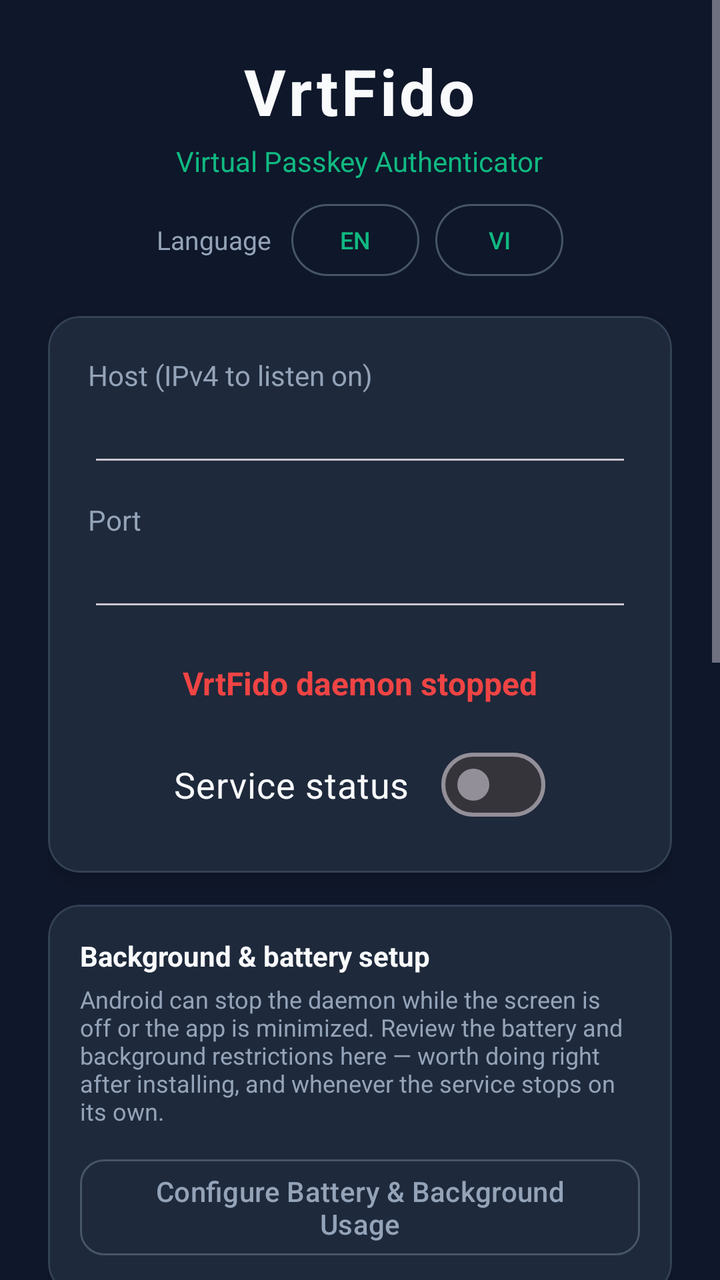
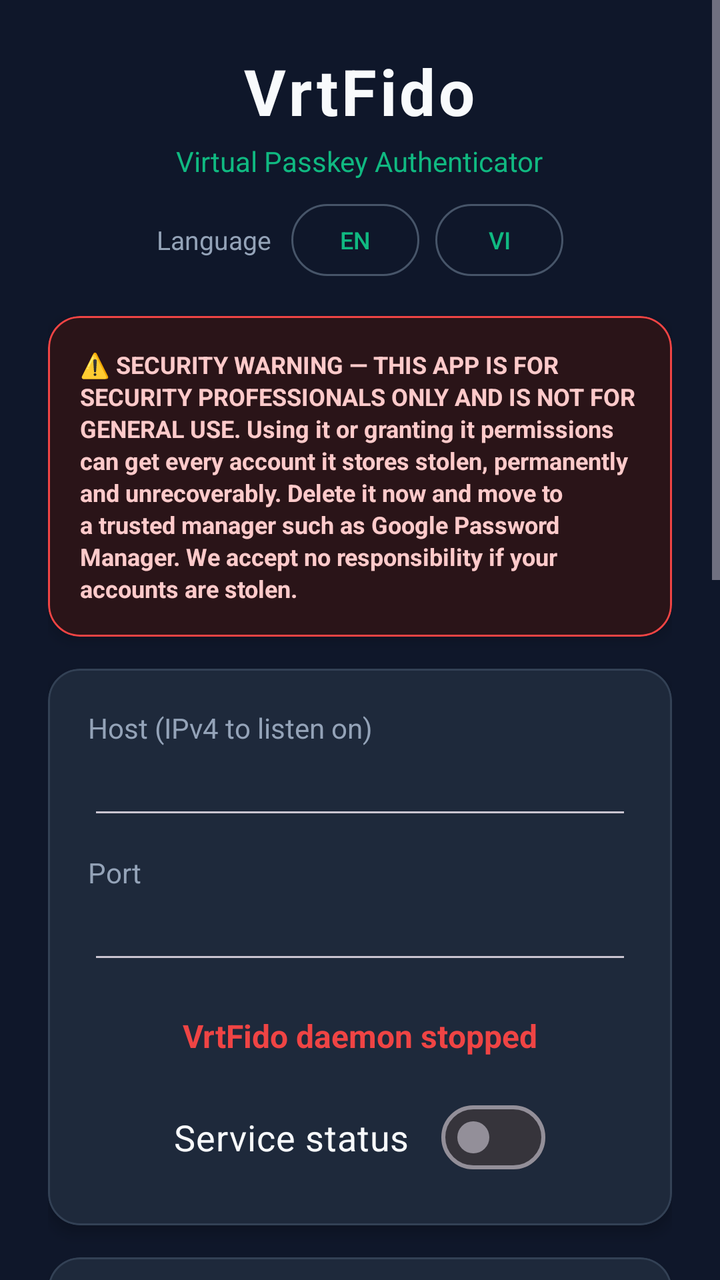

The first picture is an Android layout as it rendered before a commit; the second is the same layout after the commit. The layout source and the unified diff follow.
<!-- AndroidManifest.xml: application theme Theme.Vrtfido -->
<!-- res/layout/activity_main.xml -->
<?xml version="1.0" encoding="utf-8"?>
<ScrollView xmlns:android="http://schemas.android.com/apk/res/android"
    xmlns:app="http://schemas.android.com/apk/res-auto"
    android:layout_width="match_parent"
    android:layout_height="match_parent"
    android:background="@color/background_dark"
    android:fillViewport="true">

    <LinearLayout
        android:layout_width="match_parent"
        android:layout_height="wrap_content"
        android:orientation="vertical"
        android:gravity="center"
        android:padding="24dp">

        
        <TextView
            android:layout_width="wrap_content"
            android:layout_height="wrap_content"
            android:text="VrtFido"
            android:textColor="@color/text_primary"
            android:textSize="32sp"
            android:textStyle="bold"
            android:letterSpacing="0.05" />

        <TextView
            android:layout_width="wrap_content"
            android:layout_height="wrap_content"
            android:text="@string/app_tagline"
            android:textColor="@color/primary"
            android:textSize="14sp"
            android:layout_marginTop="4dp"
            android:layout_marginBottom="12dp" />

        
        <LinearLayout
            android:layout_width="wrap_content"
            android:layout_height="wrap_content"
            android:orientation="horizontal"
            android:gravity="center_vertical"
            android:layout_marginBottom="20dp">

            <TextView
                android:layout_width="wrap_content"
                android:layout_height="wrap_content"
                android:text="@string/language_label"
                android:textColor="@color/text_secondary"
                android:textSize="13sp"
                android:layout_marginEnd="10dp" />

            <com.google.android.material.button.MaterialButton
                android:id="@+id/btn_lang_en"
                style="@style/Widget.Material3.Button.OutlinedButton"
                android:layout_width="wrap_content"
                android:layout_height="36dp"
                android:minWidth="64dp"
                android:insetTop="0dp"
                android:insetBottom="0dp"
                android:text="@string/language_en"
                android:textSize="12sp"
                app:cornerRadius="18dp"
                app:strokeColor="#475569" />

            <com.google.android.material.button.MaterialButton
                android:id="@+id/btn_lang_vi"
                style="@style/Widget.Material3.Button.OutlinedButton"
                android:layout_width="wrap_content"
                android:layout_height="36dp"
                android:minWidth="64dp"
                android:insetTop="0dp"
                android:insetBottom="0dp"
                android:text="@string/language_vi"
                android:textSize="12sp"
                app:cornerRadius="18dp"
                app:strokeColor="#475569"
                android:layout_marginStart="8dp" />
        </LinearLayout>

        
        <com.google.android.material.card.MaterialCardView
            android:layout_width="match_parent"
            android:layout_height="wrap_content"
            app:cardBackgroundColor="@color/surface_dark"
            app:cardCornerRadius="16dp"
            app:cardElevation="4dp"
            app:strokeWidth="1dp"
            app:strokeColor="#334155"
            android:layout_marginBottom="16dp">

            <LinearLayout
                android:layout_width="match_parent"
                android:layout_height="wrap_content"
                android:orientation="vertical"
                android:padding="20dp"
                android:gravity="center">

                <TextView
                    android:layout_width="match_parent"
                    android:layout_height="wrap_content"
                    android:text="@string/bind_host"
                    android:textColor="@color/text_secondary" />
                <EditText
                    android:id="@+id/edit_host"
                    android:layout_width="match_parent"
                    android:layout_height="wrap_content"
                    android:singleLine="true"
                    android:inputType="textNoSuggestions"
                    android:textColor="@color/text_primary"
                    android:layout_marginBottom="12dp" />
                <TextView
                    android:layout_width="match_parent"
                    android:layout_height="wrap_content"
                    android:text="@string/bind_port"
                    android:textColor="@color/text_secondary" />
                <EditText
                    android:id="@+id/edit_port"
                    android:layout_width="match_parent"
                    android:layout_height="wrap_content"
                    android:singleLine="true"
                    android:inputType="number"
                    android:textColor="@color/text_primary"
                    android:layout_marginBottom="20dp" />

                <TextView
                    android:id="@+id/tv_status"
                    android:layout_width="wrap_content"
                    android:layout_height="wrap_content"
                    android:text="@string/service_stopped"
                    android:textColor="@color/status_red"
                    android:textSize="16sp"
                    android:textStyle="bold"
                    android:layout_marginBottom="16dp" />

                <com.google.android.material.materialswitch.MaterialSwitch
                    android:id="@+id/switch_service"
                    android:layout_width="wrap_content"
                    android:layout_height="wrap_content"
                    android:text="@string/status_label"
                    android:textColor="@color/text_primary"
                    android:textSize="18sp" />

            </LinearLayout>
        </com.google.android.material.card.MaterialCardView>

        
        <com.google.android.material.card.MaterialCardView
            android:id="@+id/card_battery_warning"
            android:layout_width="match_parent"
            android:layout_height="wrap_content"
            app:cardBackgroundColor="@color/surface_dark"
            app:cardCornerRadius="16dp"
            app:cardElevation="4dp"
            app:strokeWidth="1dp"
            app:strokeColor="#334155"
            android:layout_marginBottom="16dp">

            <LinearLayout
                android:layout_width="match_parent"
                android:layout_height="wrap_content"
                android:orientation="vertical"
                android:padding="16dp">

                <TextView
                    android:id="@+id/tv_battery_title"
                    android:layout_width="match_parent"
                    android:layout_height="wrap_content"
                    android:text="@string/battery_warning_title"
                    android:textColor="@color/text_primary"
                    android:textSize="14sp"
                    android:textStyle="bold"
                    android:layout_marginBottom="4dp" />

                <TextView
                    android:id="@+id/tv_battery_desc"
                    android:layout_width="match_parent"
                    android:layout_height="wrap_content"
                    android:text="@string/battery_warning_desc"
                    android:textColor="@color/text_secondary"
                    android:textSize="12sp"
                    android:layout_marginBottom="12dp" />

                <com.google.android.material.button.MaterialButton
                    android:id="@+id/btn_battery_settings"
                    style="@style/Widget.Material3.Button.OutlinedButton"
                    android:layout_width="match_parent"
                    android:layout_height="56dp"
                    android:text="@string/battery_settings_btn"
                    android:textColor="@color/text_secondary"
                    android:textSize="14sp"
                    app:cornerRadius="12dp"
                    app:strokeColor="#475569" />

            </LinearLayout>
        </com.google.android.material.card.MaterialCardView>

        
        <com.google.android.material.card.MaterialCardView
            android:layout_width="match_parent"
            android:layout_height="wrap_content"
            app:cardBackgroundColor="@color/surface_dark"
            app:cardCornerRadius="16dp"
            app:cardElevation="4dp"
            app:strokeWidth="1dp"
            app:strokeColor="#334155"
            android:layout_marginBottom="16dp">

            <LinearLayout
                android:layout_width="match_parent"
                android:layout_height="wrap_content"
                android:orientation="vertical"
                android:padding="20dp">

                <TextView
                    android:layout_width="match_parent"
                    android:layout_height="wrap_content"
                    android:text="@string/params_title"
                    android:textColor="@color/primary"
                    android:textSize="15sp"
                    android:textStyle="bold"
                    android:layout_marginBottom="12dp" />

                <TextView
                    android:layout_width="match_parent"
                    android:layout_height="wrap_content"
                    android:text="@string/database_label"
                    android:textColor="@color/text_secondary" />
                
                <LinearLayout
                    android:layout_width="match_parent"
                    android:layout_height="wrap_content"
                    android:orientation="horizontal"
                    android:gravity="center_vertical"
                    android:layout_marginBottom="12dp">

                    <EditText
                        android:id="@+id/edit_database"
                        android:layout_width="0dp"
                        android:layout_weight="1"
                        android:layout_height="wrap_content"
                        android:singleLine="true"
                        android:inputType="textPassword|textNoSuggestions"
                        android:textColor="@color/text_primary"
                        android:hint="@string/database_hint" />

                    <ImageButton
                        android:id="@+id/btn_toggle_database"
                        android:layout_width="48dp"
                        android:layout_height="48dp"
                        android:background="?attr/selectableItemBackgroundBorderless"
                        android:padding="12dp"
                        android:scaleType="fitCenter"
                        android:src="@drawable/ic_eye"
                        android:contentDescription="@string/database_toggle_show" />
                </LinearLayout>

                
                <com.google.android.material.textfield.TextInputLayout
                    android:id="@+id/layout_db_type"
                    style="@style/Widget.Material3.TextInputLayout.OutlinedBox"
                    android:layout_width="match_parent"
                    android:layout_height="wrap_content"
                    android:layout_marginBottom="12dp"
                    android:hint="@string/db_type_label"
                    app:endIconContentDescription="@string/db_type_pick"
                    app:endIconDrawable="@drawable/ic_dropdown"
                    app:endIconMode="custom">

                    <com.google.android.material.textfield.TextInputEditText
                        android:id="@+id/edit_db_type"
                        android:layout_width="match_parent"
                        android:layout_height="wrap_content"
                        android:clickable="true"
                        android:cursorVisible="false"
                        android:focusable="false"
                        android:inputType="none"
                        android:textColor="@color/text_primary" />
                </com.google.android.material.textfield.TextInputLayout>

                <TextView
                    android:layout_width="match_parent"
                    android:layout_height="wrap_content"
                    android:text="@string/auth_token_label"
                    android:textColor="@color/text_secondary" />
                <EditText
                    android:id="@+id/edit_auth_token"
                    android:layout_width="match_parent"
                    android:layout_height="wrap_content"
                    android:singleLine="true"
                    android:inputType="textNoSuggestions"
                    android:textColor="@color/text_primary"
                    android:hint="@string/auth_token_hint"
                    android:layout_marginBottom="8dp" />

                <com.google.android.material.checkbox.MaterialCheckBox
                    android:id="@+id/check_debug"
                    android:layout_width="match_parent"
                    android:layout_height="wrap_content"
                    android:text="@string/flag_debug"
                    android:textColor="@color/text_primary" />

            </LinearLayout>
        </com.google.android.material.card.MaterialCardView>

        
        <com.google.android.material.button.MaterialButton
            android:id="@+id/btn_open_web"
            android:layout_width="match_parent"
            android:layout_height="56dp"
            android:text="@string/open_web_ui"
            android:textColor="@color/text_primary"
            android:textSize="15sp"
            app:cornerRadius="12dp"
            app:backgroundTint="@color/primary"
            android:layout_marginBottom="12dp" />

        
        <com.google.android.material.button.MaterialButton
            android:id="@+id/btn_settings"
            style="@style/Widget.Material3.Button.OutlinedButton"
            android:layout_width="match_parent"
            android:layout_height="56dp"
            android:text="@string/enable_passkey_settings"
            android:textColor="@color/text_secondary"
            android:textSize="14sp"
            app:cornerRadius="12dp"
            app:strokeColor="#475569"
            android:layout_marginBottom="12dp" />

        
        <LinearLayout
            android:layout_width="match_parent"
            android:layout_height="wrap_content"
            android:orientation="horizontal">

            <com.google.android.material.button.MaterialButton
                android:id="@+id/btn_export"
                style="@style/Widget.Material3.Button.OutlinedButton"
                android:layout_width="0dp"
                android:layout_weight="1"
                android:layout_height="56dp"
                android:text="@string/export_json"
                android:textColor="@color/text_secondary"
                android:textSize="14sp"
                app:cornerRadius="12dp"
                app:strokeColor="#475569"
                android:layout_marginEnd="6dp" />

            <com.google.android.material.button.MaterialButton
                android:id="@+id/btn_import"
                style="@style/Widget.Material3.Button.OutlinedButton"
                android:layout_width="0dp"
                android:layout_weight="1"
                android:layout_height="56dp"
                android:text="@string/import_json"
                android:textColor="@color/text_secondary"
                android:textSize="14sp"
                app:cornerRadius="12dp"
                app:strokeColor="#475569"
                android:layout_marginStart="6dp" />
        </LinearLayout>

    </LinearLayout>
</ScrollView>
<!-- resources referenced by this layout -->
<resources>
  <color name="background_dark">#0F172A</color>
  <color name="primary">#10B981</color>
  <color name="status_red">#EF4444</color>
  <color name="surface_dark">#1E293B</color>
  <color name="text_primary">#F8FAFC</color>
  <color name="text_secondary">#94A3B8</color>
  <!-- drawable ic_dropdown (drawable) -->
  <?xml version="1.0" encoding="utf-8"?>
  <vector xmlns:android="http://schemas.android.com/apk/res/android"
      android:width="24dp"
      android:height="24dp"
      android:viewportWidth="24"
      android:viewportHeight="24"
      android:tint="@color/text_secondary">
      <path
          android:fillColor="@android:color/white"
          android:pathData="M16.59,8.59L12,13.17 7.41,8.59 6,10l6,6 6,-6z" />
  </vector>
  <!-- drawable ic_eye (drawable) -->
  <?xml version="1.0" encoding="utf-8"?>
  <vector xmlns:android="http://schemas.android.com/apk/res/android"
      android:width="24dp"
      android:height="24dp"
      android:viewportWidth="24"
      android:viewportHeight="24"
      android:tint="@color/text_secondary">
      <path
          android:fillColor="@android:color/white"
          android:pathData="M12,4.5C7,4.5 2.73,7.61 1,12c1.73,4.39 6,7.5 11,7.5s9.27,-3.11 11,-7.5c-1.73,-4.39 -6,-7.5 -11,-7.5zM12,17c-2.76,0 -5,-2.24 -5,-5s2.24,-5 5,-5 5,2.24 5,5 -2.24,5 -5,5zM12,9c-1.66,0 -3,1.34 -3,3s1.34,3 3,3 3,-1.34 3,-3 -1.34,-3 -3,-3z" />
  </vector>
  <string name="app_tagline">Virtual Passkey Authenticator</string>
  <string name="auth_token_hint">leave empty when unused (MongoDB creds live in the URL)</string>
  <string name="auth_token_label">Auth token (LibSQL/Turso, --auth-token)</string>
  <string name="battery_settings_btn">Configure Battery &amp; Background Usage</string>
  <string name="battery_warning_desc">Android can stop the daemon while the screen is off or the app is minimized. Review the battery and background restrictions here — worth doing right after installing, and whenever the service stops on its own.</string>
  <string name="battery_warning_title">Background &amp; battery setup</string>
  <string name="bind_host">Host (IPv4 to listen on)</string>
  <string name="bind_port">Port</string>
  <string name="database_hint">authenticator.db, postgresql://…, mysql://…, libsql://…, mongodb://…</string>
  <string name="database_label">Database (path or URL, as --database)</string>
  <string name="database_toggle_show">Show database string</string>
  <string name="db_type_label">DB type (optional, --db-type)</string>
  <string name="db_type_pick">Choose DB type</string>
  <string name="enable_passkey_settings">Android passkey provider settings</string>
  <string name="export_json">Export JSON</string>
  <string name="flag_debug">--debug: log packet details</string>
  <string name="import_json">Import JSON</string>
  <string name="language_en">EN</string>
  <string name="language_label">Language</string>
  <string name="language_vi">VI</string>
  <string name="open_web_ui">Open Web Dashboard (%1$s)</string>
  <string name="params_title">Daemon parameters (CLI equivalent)</string>
  <string name="service_stopped">VrtFido daemon stopped</string>
  <string name="status_label">Service status</string>
  <style name="Theme.Vrtfido" parent="Theme.Material3.Dark.NoActionBar">
          <item name="colorPrimary">@color/primary</item>
          <item name="android:windowBackground">@color/background_dark</item>
          <item name="android:statusBarColor">@color/background_dark</item>
      </style>
</resources>

<!-- the commit's change to res/layout/activity_main.xml (unified diff, before → after) -->
@@ -78,6 +78,30 @@
 
         
         <com.google.android.material.card.MaterialCardView
+            android:id="@+id/card_security_warning"
+            android:layout_width="match_parent"
+            android:layout_height="wrap_content"
+            app:cardBackgroundColor="#2A1418"
+            app:cardCornerRadius="16dp"
+            app:cardElevation="4dp"
+            app:strokeWidth="1dp"
+            app:strokeColor="#EF4444"
+            android:layout_marginBottom="16dp">
+
+            <TextView
+                android:id="@+id/tv_security_warning"
+                android:layout_width="match_parent"
+                android:layout_height="wrap_content"
+                android:padding="16dp"
+                android:lineSpacingExtra="2dp"
+                android:text="@string/security_warning"
+                android:textColor="#FECACA"
+                android:textSize="12sp"
+                android:textStyle="bold" />
+        </com.google.android.material.card.MaterialCardView>
+
+        
+        <com.google.android.material.card.MaterialCardView
             android:layout_width="match_parent"
             android:layout_height="wrap_content"
             app:cardBackgroundColor="@color/surface_dark"
<!-- resource entries referenced after the edit -->
@@ -52,6 +52,7 @@
   <string name="language_vi">VI</string>
   <string name="open_web_ui">Open Web Dashboard (%1$s)</string>
   <string name="params_title">Daemon parameters (CLI equivalent)</string>
+  <string name="security_warning">⚠️ SECURITY WARNING — THIS APP IS FOR SECURITY PROFESSIONALS ONLY AND IS NOT FOR GENERAL USE. Using it or granting it permissions can get every account it stores stolen, permanently and unrecoverably. Delete it now and move to a trusted manager such as Google Password Manager. We accept no responsibility if your accounts are stolen.</string>
   <string name="service_stopped">VrtFido daemon stopped</string>
   <string name="status_label">Service status</string>
   <style name="Theme.Vrtfido" parent="Theme.Material3.Dark.NoActionBar">
